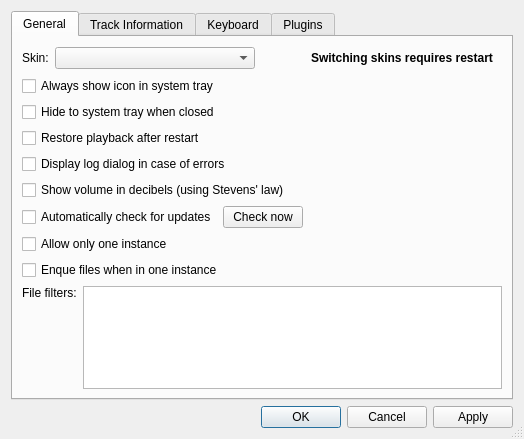
nulloy/nulloy, file src/preferencesDialog.ui: the form before one commit.
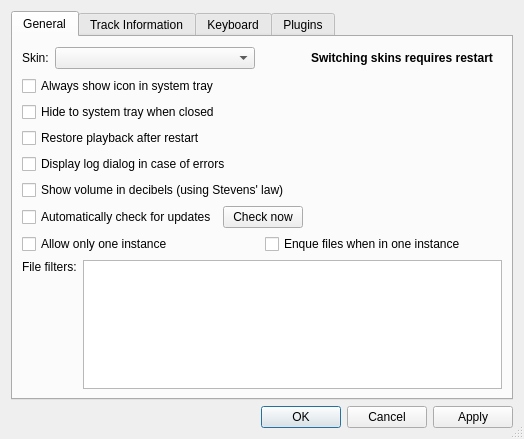
The form after the commit. Custom widgets are drawn as their Qt base class.

Commit message: consistent singleInstanceCheckBox and enqueFilesCheckBox

Diff of the .ui file:
```diff
--- a/src/preferencesDialog.ui
+++ b/src/preferencesDialog.ui
@@ -189,6 +189,8 @@
         </layout>
        </item>
        <item>
+        <layout class="QHBoxLayout" name="horizontalLayout_5">
+         <item>
         <widget class="QCheckBox" name="singleInstanceCheckBox">
          <property name="text">
           <string>Allow only one instance</string>
@@ -201,6 +203,8 @@
           <string>Enque files when in one instance </string>
          </property>
         </widget>
+         </item>
+        </layout>
        </item>
        <item>
         <layout class="QHBoxLayout" name="horizontalLayout_4">
```
Lines whose indentation alone changed are shown as unchanged. The commit also changes 1 other file.
